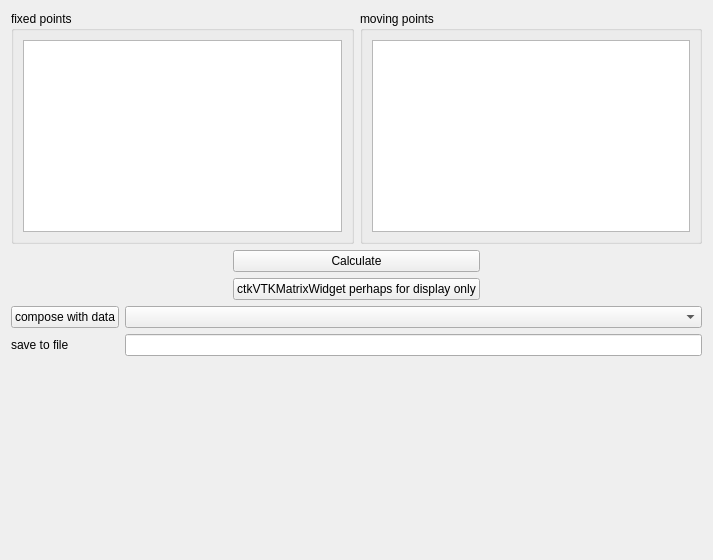
Above: Code/Gui/MITK/Plugins/uk.ac.ucl.cmic.igipointreg/src/internal/PointRegView.ui from NifTK/NifTK before the change. Below: the same form after it.
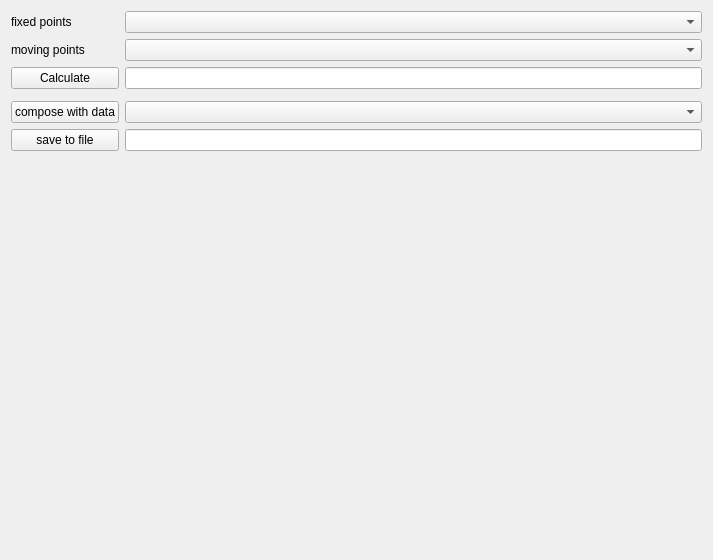
That is the form after the change. Custom widgets are drawn as their Qt base class.

Commit message: Bug #2439: Implemented the basic PointRegView

What changed in the file:
```diff
--- a/Code/Gui/MITK/Plugins/uk.ac.ucl.cmic.igipointreg/src/internal/PointRegView.ui
+++ b/Code/Gui/MITK/Plugins/uk.ac.ucl.cmic.igipointreg/src/internal/PointRegView.ui
@@ -13,106 +13,92 @@
   <property name="windowTitle">
    <string>Form</string>
   </property>
-  <layout class="QHBoxLayout" name="horizontalLayout_5">
+  <layout class="QHBoxLayout" name="horizontalLayout">
    <item>
-    <layout class="QVBoxLayout" name="verticalLayout_2">
-     <item>
-      <layout class="QHBoxLayout" name="horizontalLayout_4">
-       <item>
-        <widget class="QGroupBox" name="groupBox">
-         <property name="title">
-          <string>fixed points</string>
-         </property>
-         <layout class="QHBoxLayout" name="horizontalLayout">
-          <item>
-           <widget class="QmitkPointListWidget" name="m_FixedPoints"/>
-          </item>
-         </layout>
-        </widget>
-       </item>
-       <item>
-        <widget class="QGroupBox" name="groupBox_2">
-         <property name="title">
-          <string>moving points</string>
-         </property>
-         <layout class="QHBoxLayout" name="horizontalLayout_2">
-          <item>
-           <widget class="QmitkPointListWidget" name="m_MovingPoints"/>
-          </item>
-         </layout>
-        </widget>
-       </item>
-      </layout>
-     </item>
-     <item>
-      <layout class="QHBoxLayout" name="horizontalLayout_3">
-       <item>
-        <spacer name="horizontalSpacer">
-         <property name="orientation">
-          <enum>Qt::Horizontal</enum>
-         </property>
-         <property name="sizeHint" stdset="0">
-          <size>
-           <width>40</width>
-           <height>20</height>
-          </size>
-         </property>
-        </spacer>
-       </item>
-       <item>
-        <layout class="QVBoxLayout" name="verticalLayout">
-         <item>
-          <widget class="QPushButton" name="m_PointBasedRegistrationButton">
-           <property name="text">
-            <string>Calculate</string>
-           </property>
-          </widget>
-         </item>
-         <item>
-          <widget class="QPushButton" name="m_PointBasedRegistrationOutput">
-           <property name="text">
-            <string>ctkVTKMatrixWidget perhaps for display only</string>
-           </property>
-          </widget>
-         </item>
-        </layout>
-       </item>
-       <item>
-        <spacer name="horizontalSpacer_2">
-         <property name="orientation">
-          <enum>Qt::Horizontal</enum>
-         </property>
-         <property name="sizeHint" stdset="0">
-          <size>
-           <width>40</width>
-           <height>20</height>
-          </size>
-         </property>
-        </spacer>
-       </item>
-      </layout>
-     </item>
+    <layout class="QVBoxLayout" name="verticalLayout">
      <item>
       <layout class="QGridLayout" name="gridLayout">
        <item row="0" column="0">
-        <widget class="QPushButton" name="m_ComposeWithDataButton">
+        <widget class="QLabel" name="m_FixedPointsLabel">
          <property name="text">
-          <string>compose with data</string>
+          <string>fixed points</string>
          </property>
         </widget>
        </item>
        <item row="0" column="1">
-        <widget class="QmitkDataStorageComboBox" name="m_ComposeWithDataNode"/>
+        <widget class="QmitkDataStorageComboBox" name="m_FixedPointsCombo">
+         <property name="toolTip">
+          <string>select the fixed point set to register to</string>
+         </property>
+        </widget>
        </item>
        <item row="1" column="0">
         <widget class="QLabel" name="m_SaveToFileLabel">
          <property name="text">
-          <string>save to file</string>
+          <string>moving points</string>
          </property>
         </widget>
        </item>
        <item row="1" column="1">
-        <widget class="ctkPathLineEdit" name="m_SaveToFilePathEdit"/>
+        <widget class="QmitkDataStorageComboBox" name="m_MovingPointsCombo">
+         <property name="toolTip">
+          <string>select the point set to be transformed</string>
+         </property>
+        </widget>
+       </item>
+       <item row="2" column="0">
+        <widget class="QPushButton" name="m_PointBasedRegistrationButton">
+         <property name="toolTip">
+          <string>perform the registration</string>
+         </property>
+         <property name="text">
+          <string>Calculate</string>
+         </property>
+        </widget>
+       </item>
+       <item row="2" column="1">
+        <widget class="QLineEdit" name="m_RMSError">
+         <property name="toolTip">
+          <string>rms error</string>
+         </property>
+        </widget>
+       </item>
+       <item row="3" column="0" colspan="2">
+        <widget class="ctkMatrixWidget" name="m_MatrixWidget" native="true"/>
+       </item>
+       <item row="4" column="0">
+        <widget class="QPushButton" name="m_ComposeWithDataButton">
+         <property name="toolTip">
+          <string>composes the transformation with the selected data set</string>
+         </property>
+         <property name="text">
+          <string>compose with data</string>
+         </property>
+        </widget>
+       </item>
+       <item row="4" column="1">
+        <widget class="QmitkDataStorageComboBox" name="m_ComposeWithDataNode">
+         <property name="toolTip">
+          <string>select a data set</string>
+         </property>
+        </widget>
+       </item>
+       <item row="5" column="0">
+        <widget class="QPushButton" name="m_SaveToFileButton">
+         <property name="toolTip">
+          <string>saves the current transformation to file</string>
+         </property>
+         <property name="text">
+          <string>save to file</string>
+         </property>
+        </widget>
+       </item>
+       <item row="5" column="1">
+        <widget class="ctkPathLineEdit" name="m_SaveToFilePathEdit">
+         <property name="toolTip">
+          <string>enter a valid file name</string>
+         </property>
+        </widget>
        </item>
       </layout>
      </item>
@@ -134,11 +120,6 @@
   </layout>
  </widget>
  <customwidgets>
-  <customwidget>
-   <class>QmitkPointListWidget</class>
-   <extends>QListWidget</extends>
-   <header>QmitkPointListWidget.h</header>
-  </customwidget>
   <customwidget>
    <class>QmitkDataStorageComboBox</class>
    <extends>QComboBox</extends>
@@ -149,6 +130,12 @@
    <extends>QLineEdit</extends>
    <header>ctkPathLineEdit.h</header>
   </customwidget>
+  <customwidget>
+   <class>ctkMatrixWidget</class>
+   <extends>QWidget</extends>
+   <header>ctkMatrixWidget.h</header>
+   <container>1</container>
+  </customwidget>
  </customwidgets>
  <resources/>
  <connections/>
```
Left out of the diff: 2 changed lines with no effect on the pictures. The commit also changes 4 other files.
